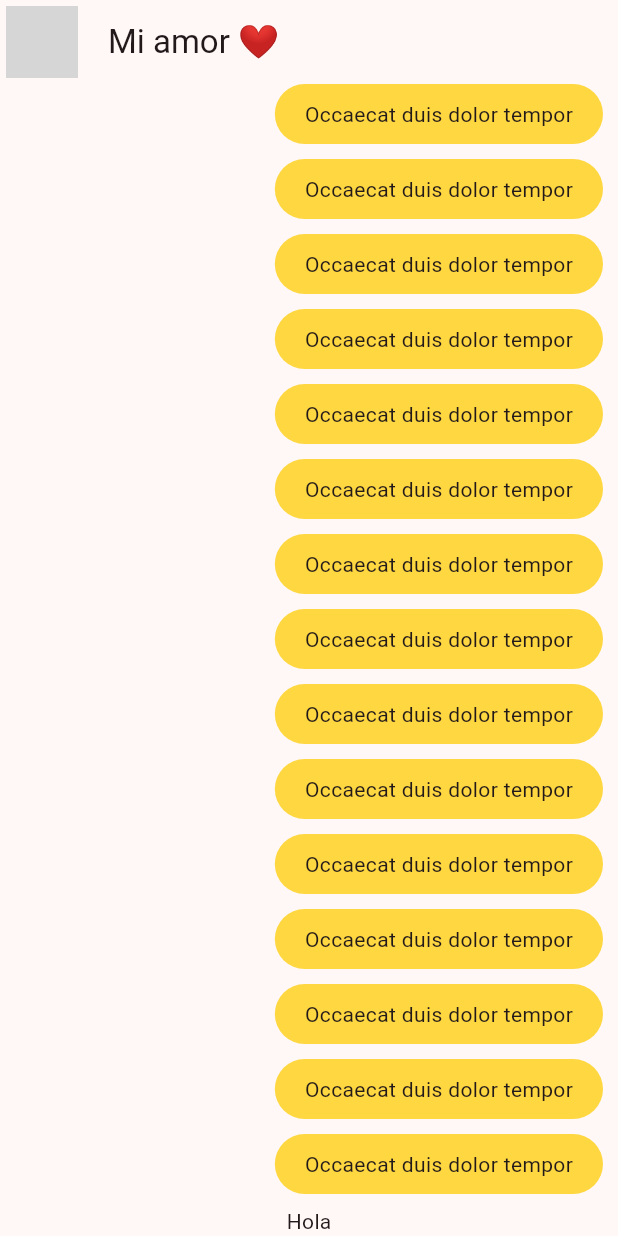
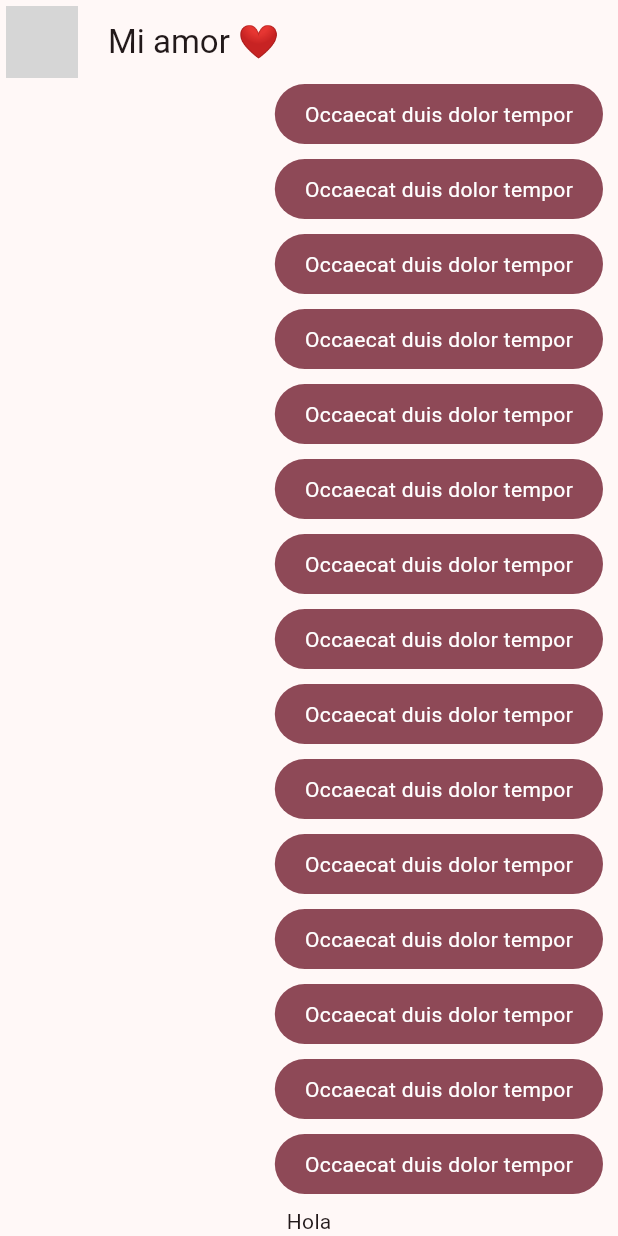
Before and after one commit to willywonka-aaa/yes_no_git, a Flutter app: the screen it shows after launch, on a phone screen of 412 x 824 dp. Run offline on Flutter 3.47's test engine with Material 2 defaults, Android fonts, the phone set to English and light mode, and no system bars; network calls fail; grey boxes are pictures that could not be loaded.

Commit message:
v70 usando el tema de la aplicación

```diff
--- a/lib/presentation/widgets/chat/my_message_bubble.dart
+++ b/lib/presentation/widgets/chat/my_message_bubble.dart
@@ -5,17 +5,22 @@ class MyMessageBubble extends StatelessWidget {
 
   @override
   Widget build(BuildContext context) {
+    final colors = Theme.of(context).colorScheme;
+
     return Column(
       crossAxisAlignment: CrossAxisAlignment.end,
       children: [
         Container(
           decoration: BoxDecoration(
-            color: Colors.amberAccent,
+            color: colors.primary,
             borderRadius: BorderRadius.circular(20),
           ),
           child: const Padding(
             padding: EdgeInsets.symmetric(horizontal: 20, vertical: 10),
-            child: Text("Occaecat duis dolor tempor"),
+            child: Text(
+              "Occaecat duis dolor tempor",
+              style: TextStyle(color: Colors.white),
+            ),
           ),
         ),
         const SizedBox(height: 10)
```
